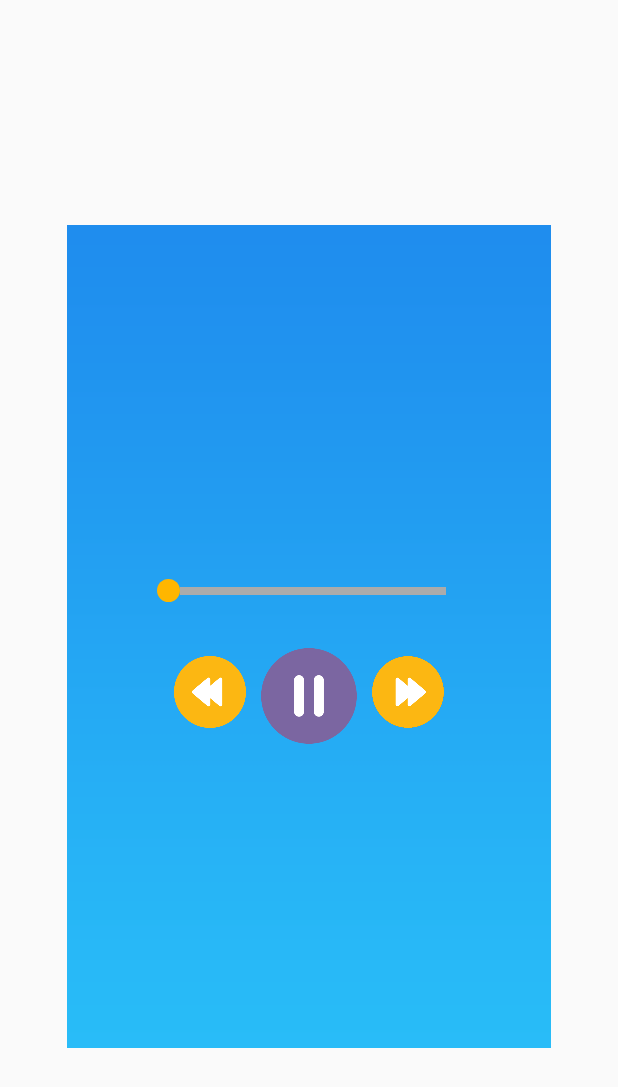
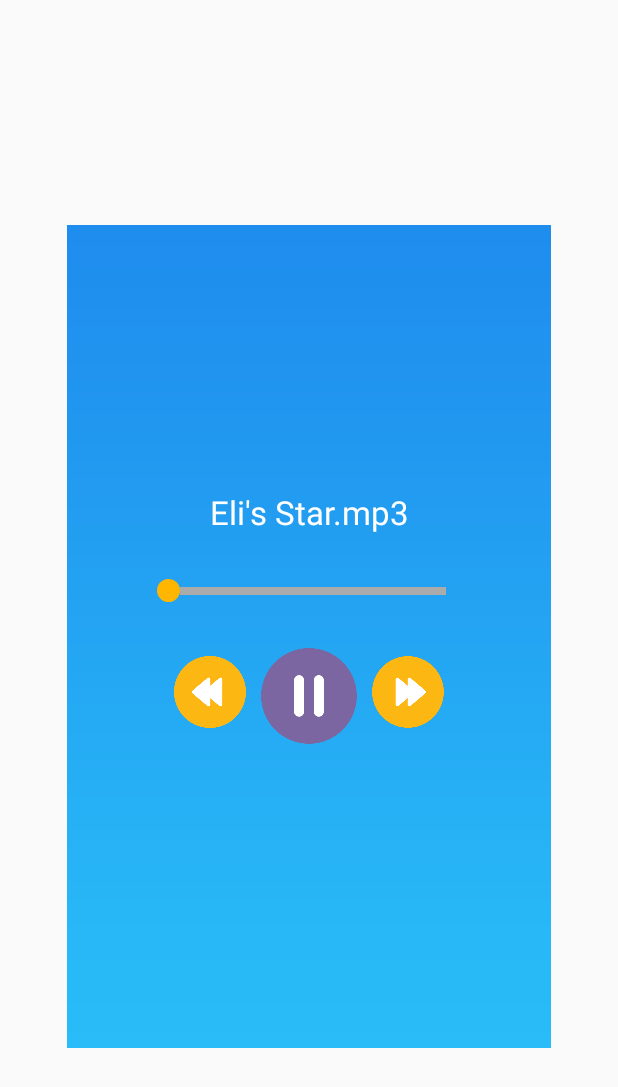
Before and after one commit to DaxCorner/My-Audio-Story-Android, an Android app: the layout custom_popup_media_player.xml on its own in the app's theme, with its tools: preview values and no code run, on a phone screen of 412 x 824 dp. Shown: the top 1087 px of the screen. Run offline under Robolectric (Android 15) with nearby library versions, the phone set to English and light mode, and no system bars.

```diff
--- a/app/src/main/res/layout/custom_popup_media_player.xml
+++ b/app/src/main/res/layout/custom_popup_media_player.xml
@@ -29,6 +29,7 @@
 <TextView
     android:textAppearance="@style/TextAppearance.AppCompat.Large"
     android:layout_width="200dp"
+    android:text="Eli's Star.mp3"
     android:textColor="#fff"
     android:layout_marginBottom="10dp"
     android:layout_gravity="center_horizontal"
```
